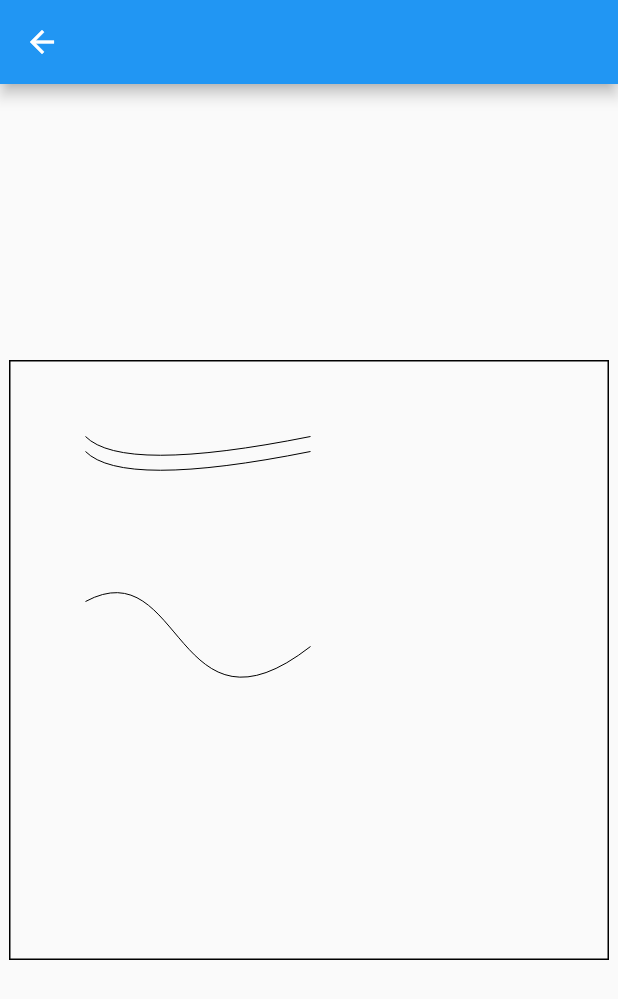
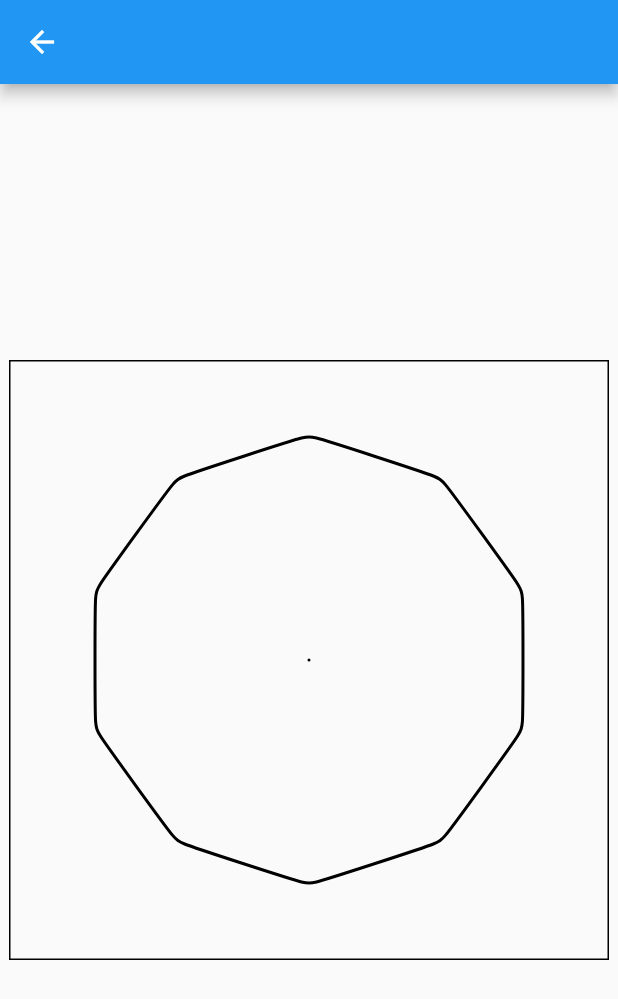
Before and after one commit to VonZen/core_flutter_canvas, a Flutter app: the screen it shows after launch, after a tap on "1. Essentials", on a phone screen of 412 x 824 dp. Shown: the top 999 px of the screen. Run offline on Flutter 3.47's test engine with Material 2 defaults, Android fonts, the phone set to English and light mode, and no system bars.

Commit message:
u ch2.11

```diff
--- /dev/null
+++ b/lib/ch2/cfc_ch2_11.dart
@@ -0,0 +1,94 @@
+import 'dart:math';
+import 'dart:ui';
+
+import 'package:flutter/material.dart';
+
+class CFCCH211 extends StatefulWidget {
+  const CFCCH211({Key? key}) : super(key: key);
+
+  @override
+  State<CFCCH211> createState() => _CFCCH211State();
+}
+
+class _CFCCH211State extends State<CFCCH211> {
+  @override
+  Widget build(BuildContext context) {
+    return Scaffold(
+        appBar: AppBar(),
+        body: Center(child: LayoutBuilder(
+          builder: (BuildContext context, BoxConstraints constraints) {
+            return Container(
+              padding: const EdgeInsets.all(6),
+              child: SizedBox(
+                width: constraints.maxWidth,
+                height: constraints.maxHeight,
+                child: FittedBox(
+                  child: Container(
+                    width: 400,
+                    height: 400,
+                    decoration: BoxDecoration(border: Border.all(color: Colors.black)),
+                    child: CustomPaint(
+                      painter: PolygonPainter(),
+                    ),
+                  ),
+                ),
+              ),
+            );
+          },
+        )));
+  }
+}
+
+class PolygonPainter extends CustomPainter {
+  final pen = Paint()
+    ..style = PaintingStyle.stroke
+    ..strokeWidth = 2
+    ..strokeCap = StrokeCap.round
+    ..strokeJoin = StrokeJoin.round;
+
+  @override
+  void paint(Canvas canvas, Size size) {
+    // canvas.translate(size.width / 2, size.height / 2);
+    Offset center = Offset(size.width / 2, size.height / 2);
+    canvas.drawPoints(PointMode.points, [center], pen);
+
+    final path = Path();
+    int sides = 10;
+    var points = getPoints(center, 150, sides, 0);
+    // path.moveTo(points.first.dx, points.first.dy);
+    // for (var i = 1; i < sides; i++) {
+    //   path.lineTo(points[i].dx, points[i].dy);
+    // }
+    // path.close();
+
+    Offset firstPoint = getMidPoint(points.first, points.last);
+    Offset secondPoint = getMidPoint(points.first, points[1]);
+    path.moveTo(firstPoint.dx, firstPoint.dy);
+    for (var i = 0; i < sides; i++) {
+      path.conicTo(points[i].dx, points[i].dy, secondPoint.dx, secondPoint.dy, 10);
+      firstPoint = secondPoint;
+      secondPoint = getMidPoint(points[(i + 1) % sides], points[(i + 2) % sides]);
+    }
+
+    canvas.drawPath(path, pen);
+  }
+
+  List<Offset> getPoints(Offset center, double radius, int sides, double? startAngle) {
+    List<Offset> points = [];
+    double angle = startAngle ?? 0;
+    double angleOne = (pi * 2) / sides;
+    for (var i = 0; i < sides; i++) {
+      points.add(Offset(center.dx + sin(angle) * radius, center.dy - cos(angle) * radius));
+      angle += angleOne;
+    }
+    return points;
+  }
+
+  Offset getMidPoint(Offset point1, Offset point2) {
+    Offset temp = point1 + point2;
+    return Offset(temp.dx / 2, temp.dy / 2);
+  }
+
+  @override
+  bool shouldRepaint(PolygonPainter oldDelegate) => true;
+}
--- a/lib/main.dart
+++ b/lib/main.dart
@@ -4,6 +4,7 @@ import 'package:core_flutter_canvas/ch1/cfc_ch1_3.dart';
 import 'package:core_flutter_canvas/ch1/cfc_ch1_4.dart';
 import 'package:core_flutter_canvas/ch1/cfc_ch1_5.dart';
 import 'package:core_flutter_canvas/ch2/cfc_ch2_10.dart';
+import 'package:core_flutter_canvas/ch2/cfc_ch2_11.dart';
 import 'package:core_flutter_canvas/ch2/cfc_ch2_3.dart';
 import 'package:core_flutter_canvas/ch2/cfc_ch2_4.dart';
 import 'package:core_flutter_canvas/ch2/cfc_ch2_5.dart';
@@ -74,7 +75,8 @@ class _MenuPageState extends State<MenuPage> {
                   // return const CFCCH27();
                   // return const CFCCH28();
                   // return const CFCCH29();
-                  return const CFCCH210();
+                  // return const CFCCH210();
+                  return const CFCCH211();
                 }));
               },
               title: Text(chapters[index]),
```
